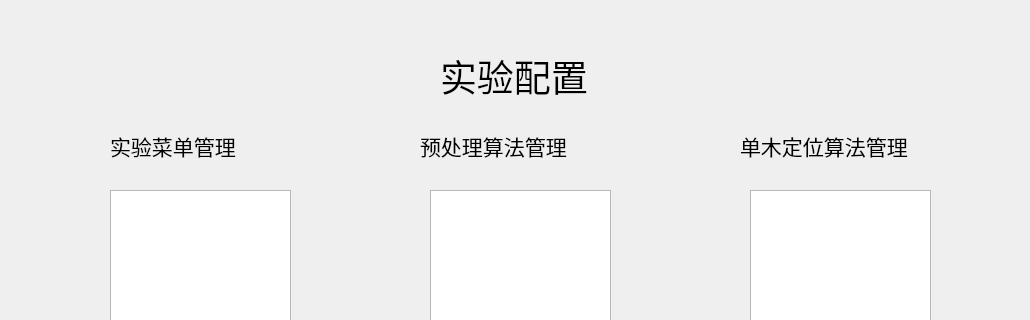
Above: code/config/Config.ui from lj976264709/Ljtry before the change; both pictures show x 0 to 1030 and y 0 to 320 of the 1030 by 756 pixel window. Below: the same form after it.
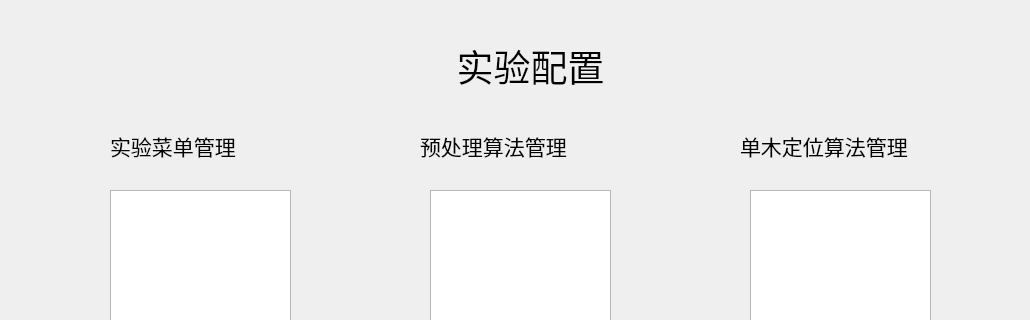
That is the form after the change.

```diff
--- a/code/config/Config.ui
+++ b/code/config/Config.ui
@@ -158,10 +158,10 @@
   <widget class="QLabel" name="label_4">
    <property name="geometry">
     <rect>
-     <x>440</x>
-     <y>50</y>
-     <width>171</width>
-     <height>51</height>
+     <x>70</x>
+     <y>30</y>
+     <width>921</width>
+     <height>71</height>
     </rect>
    </property>
    <property name="font">
@@ -173,6 +173,9 @@
    <property name="text">
     <string>实验配置</string>
    </property>
+   <property name="alignment">
+    <set>Qt::AlignCenter</set>
+   </property>
   </widget>
   <widget class="QPushButton" name="pB_delete1">
    <property name="geometry">
```
